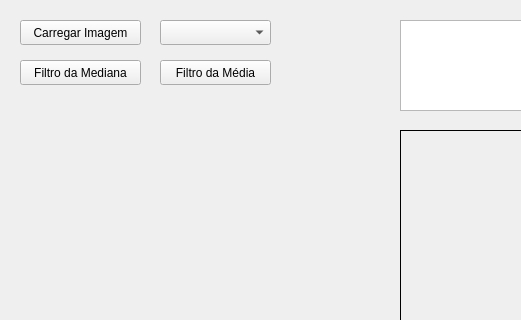
Old version of the form mainwindow.ui in the repository caiotaavares/photostop; both pictures show x 0 to 521 and y 0 to 320 of the 953 by 755 pixel window.
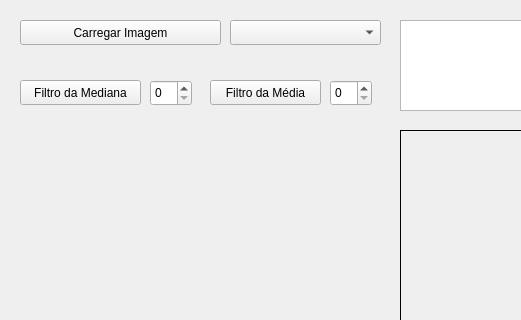
New version of the form.

Commit message: add selected filter size

The edit to the form file:
```diff
--- a/mainwindow.ui
+++ b/mainwindow.ui
@@ -19,7 +19,7 @@
      <rect>
       <x>20</x>
       <y>20</y>
-      <width>121</width>
+      <width>201</width>
       <height>25</height>
      </rect>
     </property>
@@ -30,9 +30,9 @@
    <widget class="QComboBox" name="comboBox">
     <property name="geometry">
      <rect>
-      <x>160</x>
+      <x>230</x>
       <y>20</y>
-      <width>111</width>
+      <width>151</width>
       <height>25</height>
      </rect>
     </property>
@@ -102,7 +102,7 @@
     <property name="geometry">
      <rect>
       <x>20</x>
-      <y>60</y>
+      <y>80</y>
       <width>121</width>
       <height>25</height>
      </rect>
@@ -114,8 +114,8 @@
    <widget class="QPushButton" name="pushButton_3">
     <property name="geometry">
      <rect>
-      <x>160</x>
-      <y>60</y>
+      <x>210</x>
+      <y>80</y>
       <width>111</width>
       <height>25</height>
      </rect>
@@ -124,6 +124,26 @@
      <string>Filtro da Média</string>
     </property>
    </widget>
+   <widget class="QSpinBox" name="spinBoxMedian">
+    <property name="geometry">
+     <rect>
+      <x>150</x>
+      <y>80</y>
+      <width>42</width>
+      <height>26</height>
+     </rect>
+    </property>
+   </widget>
+   <widget class="QSpinBox" name="spinBoxAverage">
+    <property name="geometry">
+     <rect>
+      <x>330</x>
+      <y>80</y>
+      <width>42</width>
+      <height>26</height>
+     </rect>
+    </property>
+   </widget>
   </widget>
   <widget class="QMenuBar" name="menubar">
    <property name="geometry">
```
Left out of the diff: 4 changed lines with no effect on the pictures. The commit also changes 1 other file.
